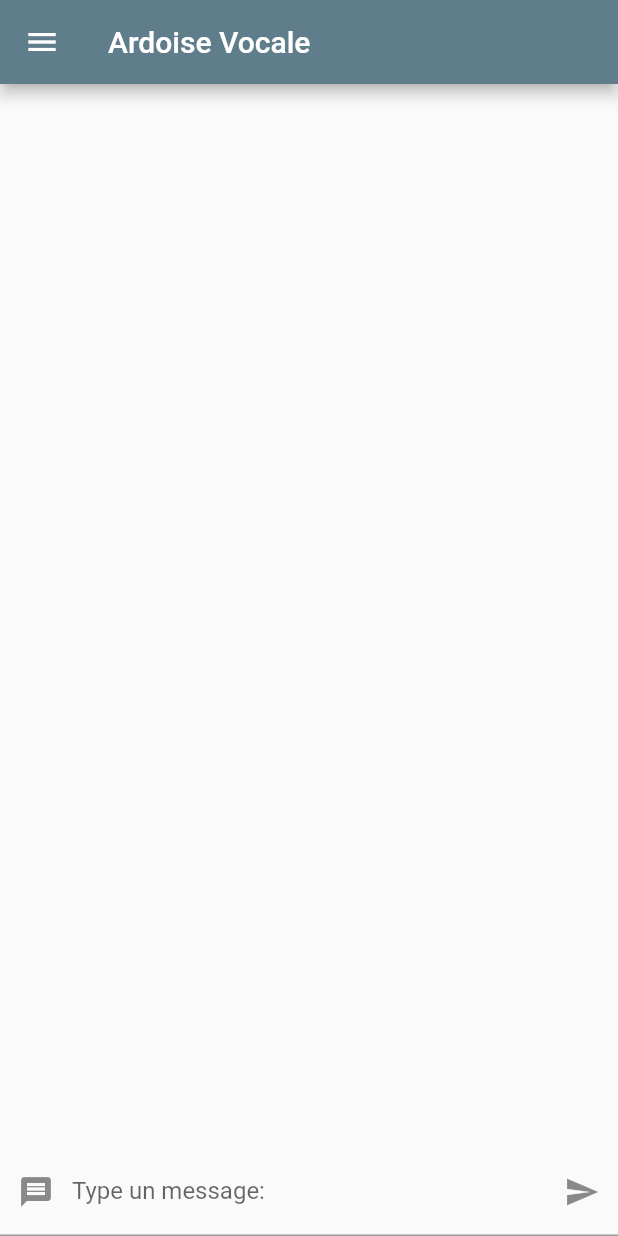
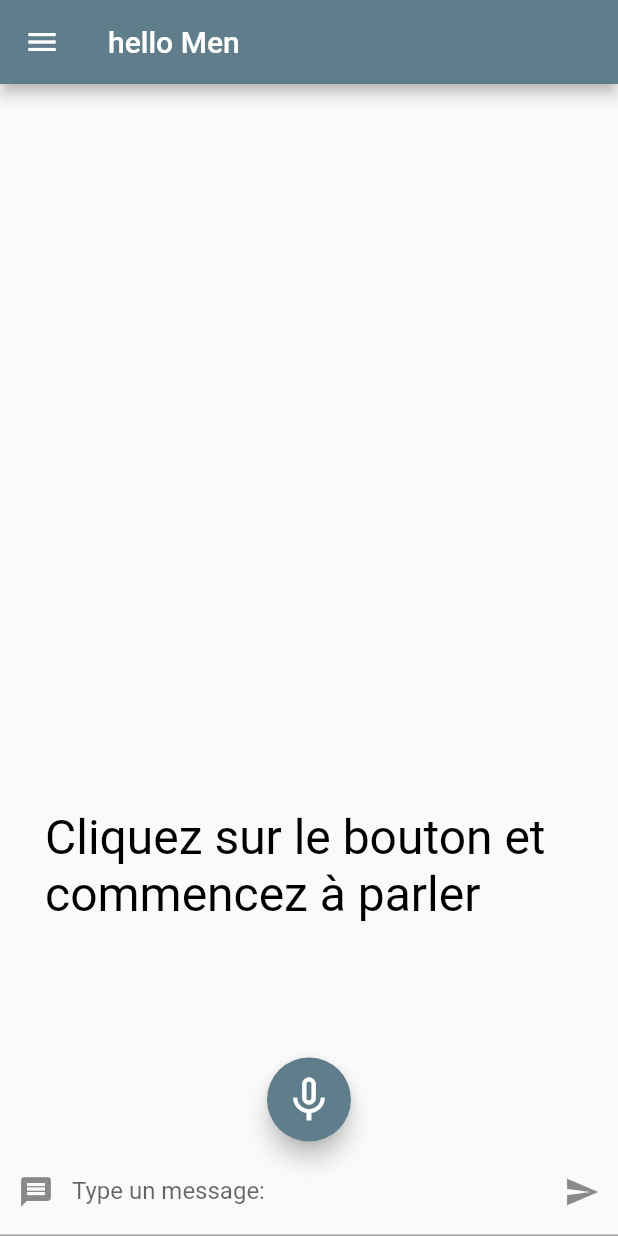
Before and after one commit to VictorLetirand/ArdoiseVocale, a Flutter app: the screen it shows after launch, on a phone screen of 412 x 824 dp. Run offline on Flutter 3.47's test engine with Material 2 defaults, Android fonts, the phone set to English and light mode, and no system bars; drawn by our look-alikes of avatar_glow; our stand-ins replace lite_rolling_switch, speech_to_text.

Commit message:
Reco_voc

```diff
--- a/lib/myHomePage.dart
+++ b/lib/myHomePage.dart
@@ -4,6 +4,10 @@ import 'textImputWidget.dart';
 import 'postList.dart';
 import 'customListTile.dart';
 import 'customListSwitch.dart';
+import 'substring_highlighted.dart';
+import 'speech_api.dart';
+import 'package:avatar_glow/avatar_glow.dart';
+import 'utils.dart';
 
 class MyHomePage extends StatefulWidget {
   @override
@@ -12,6 +16,8 @@ class MyHomePage extends StatefulWidget {
 
 class _MyHomePageState extends State<MyHomePage> {
   List<Post> posts = [];
+  String text = 'Cliquez sur le bouton et commencez à parler';
+  bool isListening = false;
 
   void newPost(String text) {
     this.setState(() {
@@ -22,7 +28,7 @@ class _MyHomePageState extends State<MyHomePage> {
   @override
   Widget build(BuildContext context) {
     return Scaffold(
-      appBar: AppBar(title: Text('Ardoise Vocale')),
+      appBar: AppBar(title: Text('hello Men')),
       drawer: Drawer(
         child: ListView(
           children: <Widget>[
@@ -30,8 +36,8 @@ class _MyHomePageState extends State<MyHomePage> {
               decoration: BoxDecoration(
                 gradient: LinearGradient(
                   colors: <Color>[
-                    Color.fromRGBO(176, 202, 204, 1.0),
-                    Color.fromRGBO(61, 109, 113, 1.0),
+                    Colors.blue[900],
+                    Colors.blue[300],
                   ],
                 ),
               ),
@@ -39,12 +45,12 @@ class _MyHomePageState extends State<MyHomePage> {
                 child: Column(
                   children: <Widget>[
                     Material(
-                      borderRadius: BorderRadius.all(Radius.circular(100.0)),
+                      borderRadius: BorderRadius.all(Radius.circular(50.0)),
                       elevation: 10,
                       child: Padding(
                         padding: const EdgeInsets.all(8.0),
                         child: Image.asset(
-                          'images/logo-transparent.png',
+                          'images/flutter-logo.png',
                           width: 80,
                           height: 80,
                         ),
@@ -80,9 +86,43 @@ class _MyHomePageState extends State<MyHomePage> {
       body: Column(
         children: <Widget>[
           Expanded(child: PostList(this.posts)),
+          SingleChildScrollView(
+            reverse: true,
+            padding: const EdgeInsets.all(30).copyWith(bottom: 150),
+            child: SubstringHighlight(
+              text: text,
+              terms: Command.all,
+              textStyle: TextStyle(
+                fontSize: 32.0,
+                color: Colors.black,
+                fontWeight: FontWeight.w400,
+              ),
+              textStyleHighlight: TextStyle(
+                fontSize: 32.0,
+                color: Colors.red,
+                fontWeight: FontWeight.w400,
+              ),
+            ),
+          ),
           TextInputWidget(this.newPost),
         ],
       ),
+      floatingActionButtonLocation: FloatingActionButtonLocation.centerFloat,
+      floatingActionButton: AvatarGlow(
+        animate: isListening,
+        endRadius: 75,
+        glowColor: Theme.of(context).primaryColor,
+        child: FloatingActionButton(
+          child: Icon(isListening ? Icons.mic : Icons.mic_none, size: 36),
+          onPressed: toggleRecording,
+        ),
+      ),
     );
   }
+
+  Future toggleRecording() => SpeechApi.toggleRecording(
+      onResult: (text) => this.text = text,
+      onListening: (isListening) {
+        setState(() => this.isListening = isListening);
+      });
 }
--- a/pubspec.yaml
+++ b/pubspec.yaml
@@ -31,6 +31,11 @@ dependencies:
   cupertino_icons: ^1.0.0
 
   speech_to_text: ^3.1.0
+
+  avatar_glow: ^1.2.0
+  url_launcher: ^5.7.10
+
+
 
 dev_dependencies:
   flutter_test:
```
Also changed, not shown: lib/utils.dart (added, +67 -0 lines), pubspec.lock.
